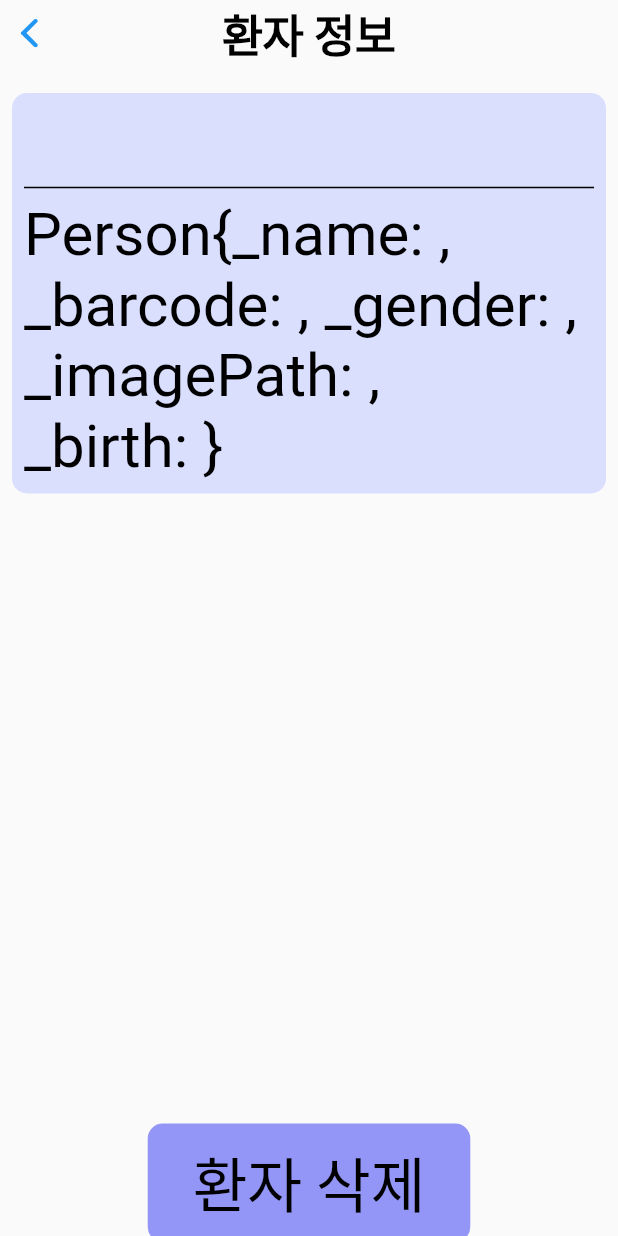
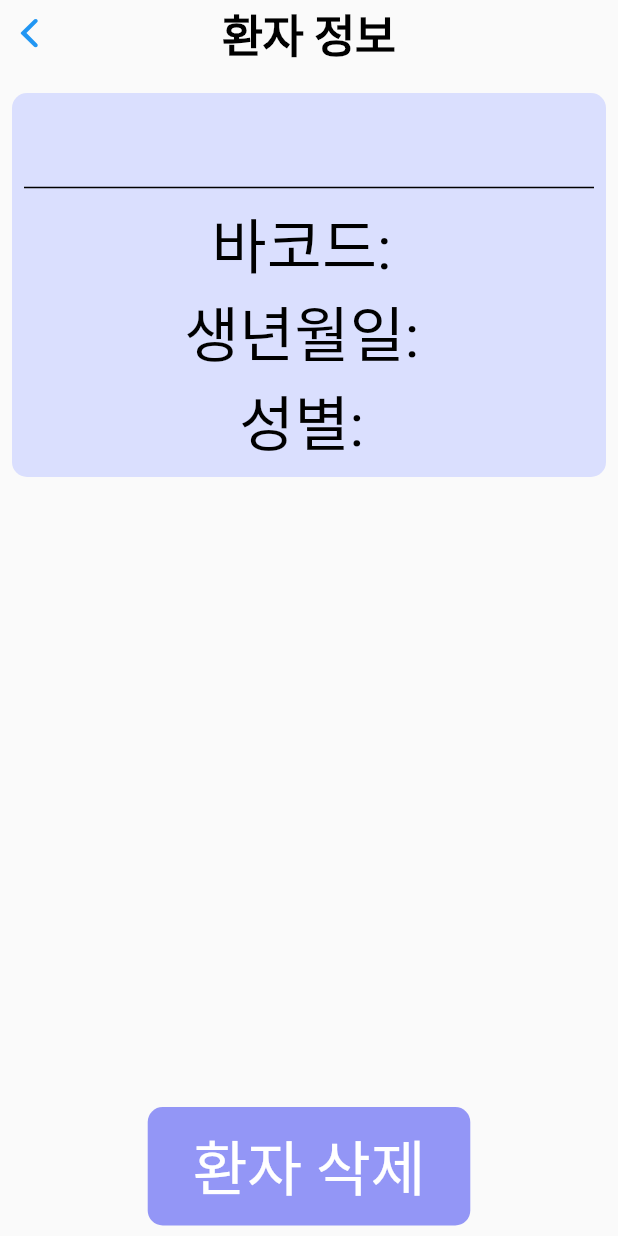
Before and after one commit to 1000zoo/patients-info-management, a Flutter app: the ListPageInfo screen opened directly with empty values, on a phone screen of 412 x 824 dp. Run offline on Flutter 3.47's test engine with Material 2 defaults, Android fonts, the phone set to English and light mode, and no system bars; our stand-ins replace camera, gallery_saver, image_picker, shared_preferences; missing offline and left inert: cupertino_radio_choice, flutter_beep, flutter_qr_bar_scanner; accounts and stored records are empty; Roboto replaces fonts that are missing (Pretendard).

Commit message:
폰트 관련 수정

```diff
--- a/lib/list_page.dart
+++ b/lib/list_page.dart
@@ -22,7 +22,7 @@ class _ListPageState extends State<ListPage> {
       tiles.add(
           CupertinoListTile(
             title: Text(person.name),
-            subtitle: Text("${person.barcode}-${person.imagePath}-${person.birth}-${person.gender}"),
+            subtitle: Text("바코드:${person.barcode}/생년월일:${person.birth}/성별:${person.gender}"),
             onTap: () {
               Navigator.push(
                 context,
@@ -96,7 +96,9 @@ class _ListPageInfoState extends State<ListPageInfo> {
                     thickness: 1,
                     color: DIVIDER_COLOR,
                   ),
-                  Text(widget.person.toString(), style: DEFAULT_TEXTSTYLE,)
+                  Text("바코드: ${widget.person.barcode}", style: DEFAULT_TEXTSTYLE),
+                  Text("생년월일: ${widget.person.birth}", style: DEFAULT_TEXTSTYLE),
+                  Text("성별: ${widget.person.gender}", style: DEFAULT_TEXTSTYLE),
                 ],
               ),
             ),
@@ -135,7 +137,7 @@ class _ListPageInfoState extends State<ListPageInfo> {
                 },
                 color: BUTTON_COLOR,
                 borderRadius: BorderRadius.circular(10),
-                child: const Text("환자 삭제", style: DEFAULT_TEXTSTYLE),
+                child: const Text("환자 삭제", style: BUTTON_TEXTSTYLE),
               ),
             ),
           )
--- a/lib/set_data.dart
+++ b/lib/set_data.dart
@@ -96,7 +96,7 @@ class _SetDataState extends State<SetData> {
                       child: Column(mainAxisSize: MainAxisSize.min, children: [
                         CupertinoTextField.borderless(
                           controller: _nameController,
-                          padding: NAME_FIELD_PADDING,
+                          padding: TEXT_FIELD_PADDING,
                           prefix: const Text(
                             "이름",
                             textAlign: TextAlign.center,
@@ -115,7 +115,7 @@ class _SetDataState extends State<SetData> {
                         ///디자인을 해치지 않으면서, 키보드 안나오게 하기
                         ///(TextField 말고 다른거 찾기)
                         CupertinoTextField.borderless(
-                            padding: TEXT_FIELD_PADDING,
+                            padding: BIRTH_FIELD_PADDING,
                             prefix: getText("생년월일"),
                             placeholder: _birthDay,
                             cursorHeight: 40,
@@ -181,7 +181,7 @@ class _SetDataState extends State<SetData> {
                       },
                       color: BUTTON_COLOR,
                       borderRadius: BorderRadius.circular(10),
-                      child: const Text("바코드", style: DEFAULT_TEXTSTYLE)),
+                      child: const Text("바코드", style: BUTTON_TEXTSTYLE)),
                   SizedBox(height: MediaQuery.of(context).size.height / 90),
                   CupertinoButton(
                     padding: BUTTON_PADDING,
@@ -209,7 +209,7 @@ class _SetDataState extends State<SetData> {
                     },
                     color: BUTTON_COLOR,
                     borderRadius: BorderRadius.circular(10),
-                    child: const Text("등록", style: DEFAULT_TEXTSTYLE),
+                    child: const Text("등록", style: BUTTON_TEXTSTYLE),
                   )
                 ])
               ])
```
Also changed, not shown: lib/main.dart (+3 -9 lines).
